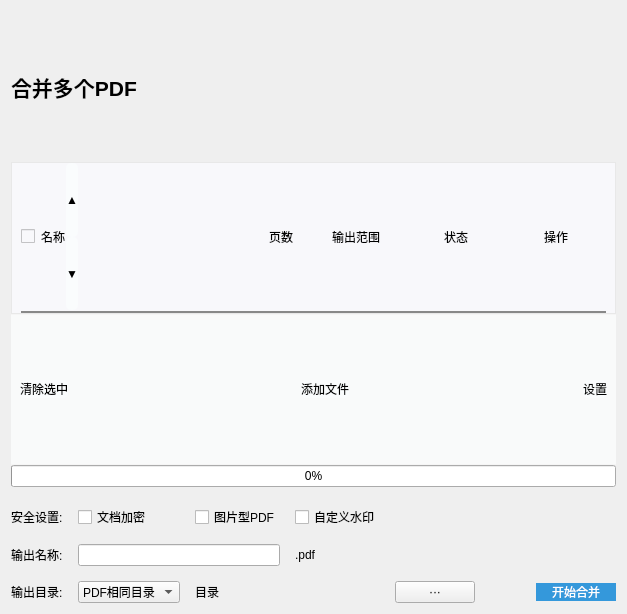
Old version of the form app/ui/pdf_tools/merge/merge_ui.ui in the repository LC044/EasyBox.
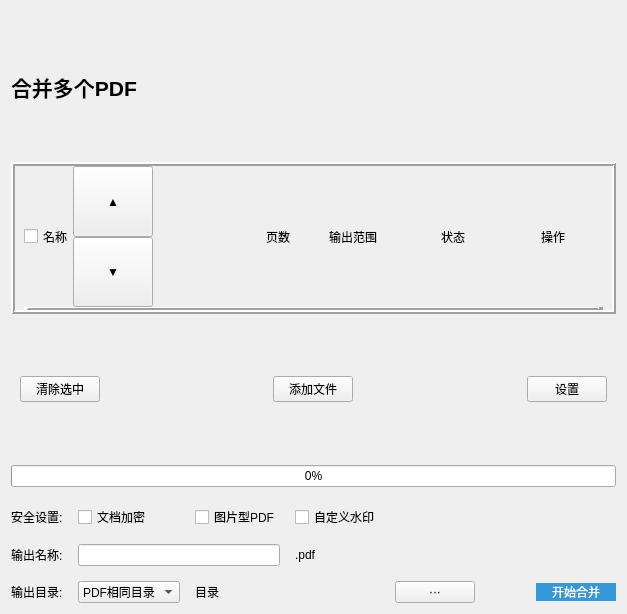
New version of the form.

What changed in the file:
```diff
--- a/app/ui/pdf_tools/merge/merge_ui.ui
+++ b/app/ui/pdf_tools/merge/merge_ui.ui
@@ -36,69 +36,6 @@
    </item>
    <item>
     <widget class="QFrame" name="frame1">
-     <property name="styleSheet">
-      <string notr="true">QWidget{
-	background: rgb(248,248,251);
-	border-radius: 0px;
-}
-#frame1{
-	border: 1px solid #e8e8e8;
-}
-
-QPushButton{
-    background-color: rgb(250,252,253);
-    border-radius: 5px;
-	padding:0px;
-}
-QPushButton:hover {
-	color: rgb(148,133,247)
-}
-QCommandLinkButton{
-    background-color: rgb(250,252,253);
-    border-radius: 5px;
-    padding: 8px;
-    border:none;
-}
-QProgressBar{
-    font-family: 'Arial Unicode MS';
-    height:22px;
-    text-align:center;
-    font-size:14px;
-    color:black;
-    border-radius:11px;
-    background:#EBEEF5;
-}
-QProgressBar::chunk{
-    border-radius:11px;
-    background:qlineargradient(spread:pad,x1:0,y1:0,x2:1,y2:0,stop:0 #99ffff,stop:1 #9900ff);
-}
-QMessageBox QPushButton{
-    background-color: rgb(250,252,253);
-    border-radius: 5px;
-    padding: 8px;
-    border-right: 2px solid #888888;  /* 按钮边框，2px宽，白色 */
-    border-bottom: 2px solid #888888;  /* 按钮边框，2px宽，白色 */
-    border-left: 1px solid #ffffff;  /* 按钮边框，2px宽，白色 */
-    border-top: 1px solid #ffffff;  /* 按钮边框，2px宽，白色 */
-}
-QListView {
-    color: black;
-    border: none;
-}
-QListView::item {
-    margin: 0px;
-	border-bottom: 1px solid black;
-}
-QListView::item:hover {
-    background: none;
-}
-/* 被选中时的背景颜色和左边框颜色 */
-QListView::item:selected {
-    border-radius: 0px;
-	border-left: 0px solid rgb(62, 62, 62);
-    background: none;
-}</string>
-     </property>
      <property name="frameShape">
       <enum>QFrame::Box</enum>
      </property>
@@ -323,77 +260,6 @@
    </item>
    <item>
     <widget class="QWidget" name="widget1" native="true">
-     <property name="styleSheet">
-      <string notr="true">#widget1{
-	background: rgb(249,250,250);
-	border-radius: 0px;
-	border-right: 0px solid rgb(245,245,245);  
-    border-bottom: 1px solid rgb(245,245,245);
-    border-left: 0px solid rgb(245,245,245); 
-    border-top: 1px solid rgb(245,245,245);  
-}
-QPushButton:hover {
-	color: rgb(148,133,247)
-}
-QWidget{
-	background: rgb(238,244,249);
-	border-radius: 10px;
-}
-
-QPushButton{
-    background-color: rgb(250,252,253);
-    border-radius: 5px;
-	padding:0px;
-}
-QPushButton:hover {
-	color: rgb(148,133,247)
-}
-QCommandLinkButton{
-    background-color: rgb(250,252,253);
-    border-radius: 5px;
-    padding: 8px;
-    border:none;
-}
-QProgressBar{
-    font-family: 'Arial Unicode MS';
-    height:22px;
-    text-align:center;
-    font-size:14px;
-    color:black;
-    border-radius:11px;
-    background:#EBEEF5;
-}
-QProgressBar::chunk{
-    border-radius:11px;
-    background:qlineargradient(spread:pad,x1:0,y1:0,x2:1,y2:0,stop:0 #99ffff,stop:1 #9900ff);
-}
-QMessageBox QPushButton{
-    background-color: rgb(250,252,253);
-    border-radius: 5px;
-    padding: 8px;
-    border-right: 2px solid #888888;  /* 按钮边框，2px宽，白色 */
-    border-bottom: 2px solid #888888;  /* 按钮边框，2px宽，白色 */
-    border-left: 1px solid #ffffff;  /* 按钮边框，2px宽，白色 */
-    border-top: 1px solid #ffffff;  /* 按钮边框，2px宽，白色 */
-}
-QListView {
-    color: black;
-    border: none;
-}
-QListView::item {
-    margin: 0px;
-	border-bottom: 1px solid black;
-}
-QListView::item:hover {
-    background: none;
-}
-/* 被选中时的背景颜色和左边框颜色 */
-QListView::item:selected {
-    border-radius: 0px;
-	border-left: 0px solid rgb(62, 62, 62);
-    background: none;
-}</string>
-     </property>
      <layout class="QHBoxLayout" name="horizontalLayout_2">
       <property name="spacing">
        <number>0</number>
```
Left out of the diff: 27 changed lines with no effect on the pictures.
